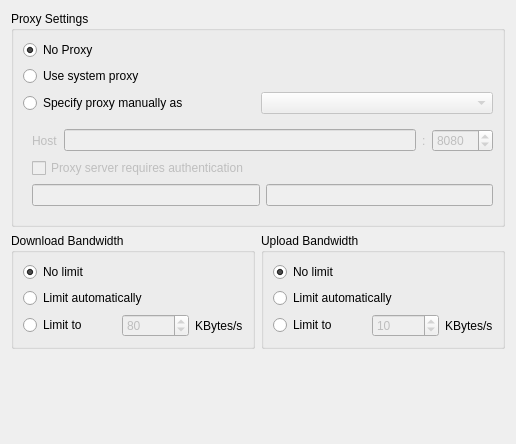
First picture: the form in src/gui/networksettings.ui, repository nextcloud/desktop, before the edit.
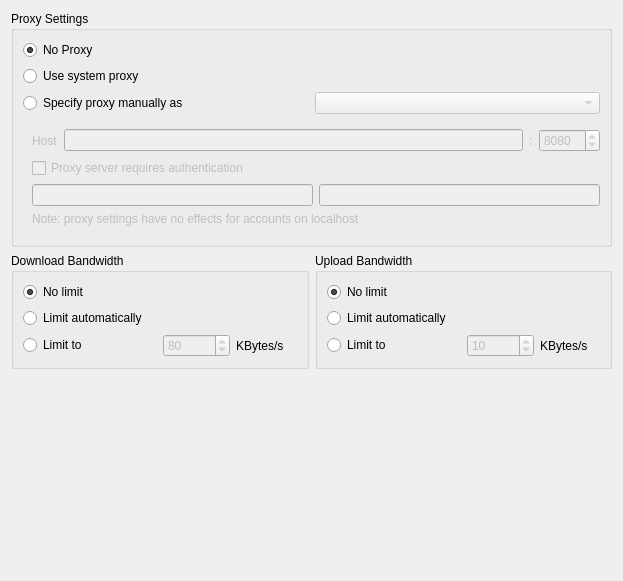
Second picture: the form after the edit.

Commit message:
Network Settings: Show a warning that proxy settings do not apply to localhost
Only show this if at least one account is detected to have an url that looks
like localhost, because this could otherwise be confusing

Issue #7169

What changed in the file:
```diff
--- a/src/gui/networksettings.ui
+++ b/src/gui/networksettings.ui
@@ -6,8 +6,8 @@
    <rect>
     <x>0</x>
     <y>0</y>
-    <width>516</width>
-    <height>444</height>
+    <width>623</width>
+    <height>581</height>
    </rect>
   </property>
   <property name="windowTitle">
@@ -170,6 +170,13 @@
            </layout>
           </widget>
          </item>
+         <item>
+          <widget class="QLabel" name="labelLocalhost">
+           <property name="text">
+            <string>Note: proxy settings have no effects for accounts on localhost</string>
+           </property>
+          </widget>
+         </item>
         </layout>
        </widget>
       </item>
```
Left out of the diff: 14 changed lines with no effect on the pictures. The commit also changes 2 other files.
